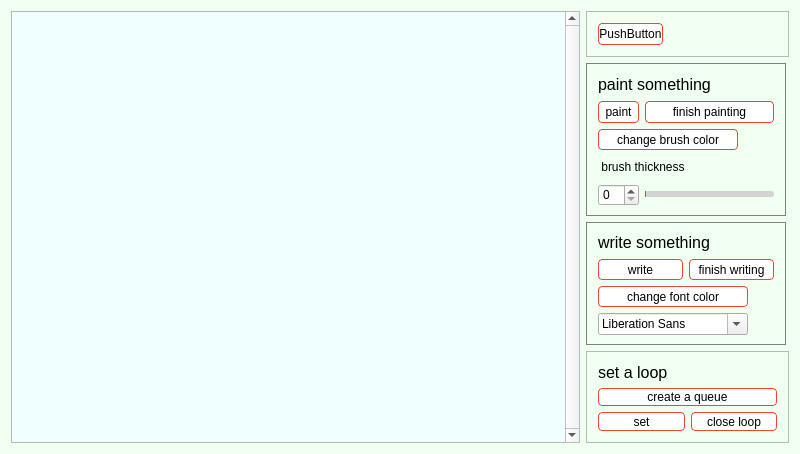
thelittleTom/Desktop-show, file mainwindow.ui: the form before one commit.
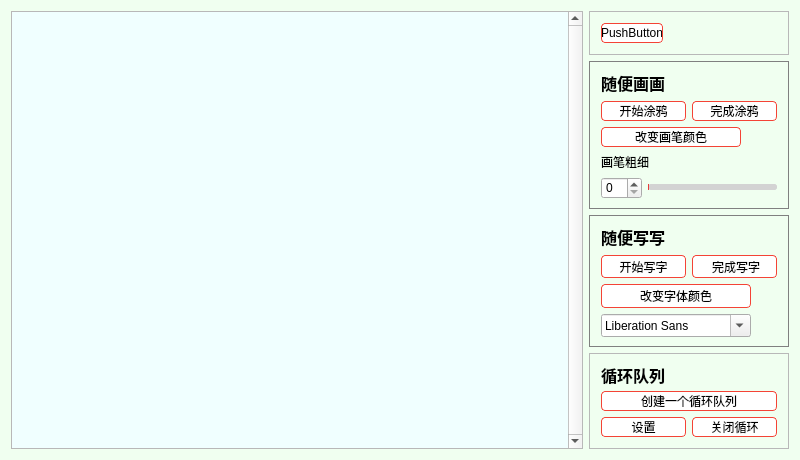
The form after the commit. Icons and pictures are not drawn. Custom widgets are drawn as their Qt base class.

What changed in the file:
```diff
--- a/mainwindow.ui
+++ b/mainwindow.ui
@@ -7,7 +7,7 @@
     <x>0</x>
     <y>0</y>
     <width>800</width>
-    <height>454</height>
+    <height>460</height>
    </rect>
   </property>
   <property name="sizePolicy">
@@ -53,202 +53,21 @@
     border-style:inset;/*改变边框风格*/
 }</string>
    </property>
-   <layout class="QGridLayout" name="gridLayout_3" rowstretch="0,3,10,0,0,0,8,6">
-    <item row="1" column="0" rowspan="7">
-     <widget class="QScrollArea" name="scrollArea">
-      <property name="styleSheet">
-       <string notr="true"/>
-      </property>
-      <property name="frameShape">
-       <enum>QFrame::StyledPanel</enum>
-      </property>
-      <property name="verticalScrollBarPolicy">
-       <enum>Qt::ScrollBarAlwaysOn</enum>
-      </property>
-      <property name="horizontalScrollBarPolicy">
-       <enum>Qt::ScrollBarAlwaysOff</enum>
-      </property>
-      <property name="widgetResizable">
-       <bool>true</bool>
-      </property>
-      <widget class="QWidget" name="scwidget">
-       <property name="geometry">
-        <rect>
-         <x>0</x>
-         <y>0</y>
-         <width>560</width>
-         <height>434</height>
-        </rect>
-       </property>
-       <property name="styleSheet">
-        <string notr="true">#scwidget{
-	background:#f0ffff
-}</string>
-       </property>
-       <layout class="QGridLayout" name="gridLayout_2">
-        <item row="0" column="0">
-         <spacer name="verticalSpacer">
-          <property name="orientation">
-           <enum>Qt::Vertical</enum>
-          </property>
-          <property name="sizeHint" stdset="0">
-           <size>
-            <width>20</width>
-            <height>40</height>
-           </size>
-          </property>
-         </spacer>
-        </item>
-       </layout>
-      </widget>
-     </widget>
-    </item>
-    <item row="7" column="1">
-     <widget class="QFrame" name="frame">
-      <property name="frameShape">
-       <enum>QFrame::StyledPanel</enum>
-      </property>
-      <property name="frameShadow">
-       <enum>QFrame::Raised</enum>
-      </property>
-      <layout class="QGridLayout" name="gridLayout_6">
-       <item row="2" column="0">
-        <widget class="QPushButton" name="create_queue">
-         <property name="sizePolicy">
-          <sizepolicy hsizetype="Preferred" vsizetype="Preferred">
-           <horstretch>0</horstretch>
-           <verstretch>0</verstretch>
-          </sizepolicy>
-         </property>
-         <property name="minimumSize">
-          <size>
-           <width>0</width>
-           <height>0</height>
-          </size>
-         </property>
-         <property name="maximumSize">
-          <size>
-           <width>200</width>
-           <height>16777215</height>
-          </size>
-         </property>
-         <property name="cursor">
-          <cursorShape>PointingHandCursor</cursorShape>
-         </property>
-         <property name="text">
-          <string>create a queue</string>
-         </property>
-        </widget>
-       </item>
-       <item row="3" column="0">
-        <widget class="QWidget" name="widget_4" native="true">
-         <property name="maximumSize">
-          <size>
-           <width>16777215</width>
-           <height>167777</height>
-          </size>
-         </property>
-         <layout class="QVBoxLayout" name="verticalLayout">
-          <property name="leftMargin">
-           <number>0</number>
-          </property>
-          <property name="topMargin">
-           <number>0</number>
-          </property>
-          <property name="rightMargin">
-           <number>0</number>
-          </property>
-          <property name="bottomMargin">
-           <number>0</number>
-          </property>
-          <item>
-           <widget class="QWidget" name="widget_5" native="true">
-            <layout class="QHBoxLayout" name="horizontalLayout">
-             <property name="leftMargin">
-              <number>0</number>
-             </property>
-             <property name="topMargin">
-              <number>0</number>
-             </property>
-             <property name="rightMargin">
-              <number>0</number>
-             </property>
-             <property name="bottomMargin">
-              <number>0</number>
-             </property>
-             <item>
-              <widget class="QPushButton" name="create_queue_set">
-               <property name="sizePolicy">
-                <sizepolicy hsizetype="Preferred" vsizetype="Preferred">
-                 <horstretch>0</horstretch>
-                 <verstretch>0</verstretch>
-                </sizepolicy>
-               </property>
-               <property name="minimumSize">
-                <size>
-                 <width>0</width>
-                 <height>0</height>
-                </size>
-               </property>
-               <property name="maximumSize">
-                <size>
-                 <width>16777</width>
-                 <height>16777215</height>
-                </size>
-               </property>
-               <property name="cursor">
-                <cursorShape>PointingHandCursor</cursorShape>
-               </property>
-               <property name="text">
-                <string>set</string>
-               </property>
-              </widget>
-             </item>
-             <item>
-              <widget class="QPushButton" name="close_loop">
-               <property name="sizePolicy">
-                <sizepolicy hsizetype="Preferred" vsizetype="Preferred">
-                 <horstretch>0</horstretch>
-                 <verstretch>0</verstretch>
-                </sizepolicy>
-               </property>
-               <property name="cursor">
-                <cursorShape>PointingHandCursor</cursorShape>
-               </property>
-               <property name="text">
-                <string>close loop</string>
-               </property>
-              </widget>
-             </item>
-            </layout>
-           </widget>
-          </item>
-         </layout>
-        </widget>
-       </item>
-       <item row="1" column="0">
-        <widget class="QLabel" name="label_4">
-         <property name="maximumSize">
-          <size>
-           <width>16777215</width>
-           <height>20</height>
-          </size>
-         </property>
-         <property name="font">
-          <font>
-           <pointsize>12</pointsize>
-          </font>
-         </property>
-         <property name="text">
-          <string>set a loop</string>
-         </property>
-        </widget>
-       </item>
-      </layout>
-     </widget>
-    </item>
-    <item row="1" column="1">
+   <layout class="QGridLayout" name="gridLayout_3" rowstretch="1,3,3,2">
+    <item row="0" column="1">
      <widget class="QFrame" name="frame_2">
+      <property name="sizePolicy">
+       <sizepolicy hsizetype="MinimumExpanding" vsizetype="MinimumExpanding">
+        <horstretch>0</horstretch>
+        <verstretch>0</verstretch>
+       </sizepolicy>
+      </property>
+      <property name="maximumSize">
+       <size>
+        <width>200</width>
+        <height>167777</height>
+       </size>
+      </property>
       <property name="frameShape">
        <enum>QFrame::StyledPanel</enum>
       </property>
@@ -267,7 +86,7 @@
          <property name="maximumSize">
           <size>
            <width>100</width>
-           <height>16777215</height>
+           <height>100</height>
           </size>
          </property>
          <property name="text">
@@ -374,112 +193,7 @@
       </layout>
      </widget>
     </item>
-    <item row="6" column="1">
-     <widget class="QFrame" name="frame">
-      <property name="maximumSize">
-       <size>
-        <width>200</width>
-        <height>1677777</height>
-       </size>
-      </property>
-      <property name="styleSheet">
-       <string notr="true">.QFrame{
-	border:1px solid grey
-}</string>
-      </property>
-      <layout class="QGridLayout" name="gridLayout">
-       <property name="topMargin">
-        <number>9</number>
-       </property>
-       <property name="bottomMargin">
-        <number>9</number>
-       </property>
-       <item row="1" column="0">
-        <widget class="QPushButton" name="write_button">
-         <property name="sizePolicy">
-          <sizepolicy hsizetype="Preferred" vsizetype="Preferred">
-           <horstretch>0</horstretch>
-           <verstretch>0</verstretch>
-          </sizepolicy>
-         </property>
-         <property name="cursor">
-          <cursorShape>PointingHandCursor</cursorShape>
-         </property>
-         <property name="text">
-          <string>write</string>
-         </property>
-        </widget>
-       </item>
-       <item row="3" column="0" colspan="2">
-        <widget class="QPushButton" name="change_color">
-         <property name="sizePolicy">
-          <sizepolicy hsizetype="Preferred" vsizetype="Preferred">
-           <horstretch>0</horstretch>
-           <verstretch>0</verstretch>
-          </sizepolicy>
-         </property>
-         <property name="maximumSize">
-          <size>
-           <width>150</width>
-           <height>16777215</height>
-          </size>
-         </property>
-         <property name="cursor">
-          <cursorShape>PointingHandCursor</cursorShape>
-         </property>
-         <property name="text">
-          <string>change font color</string>
-         </property>
-        </widget>
-       </item>
-       <item row="0" column="0" colspan="2">
-        <widget class="QLabel" name="label">
-         <property name="font">
-          <font>
-           <pointsize>12</pointsize>
-          </font>
-         </property>
-         <property name="text">
-          <string>write something</string>
-         </property>
-        </widget>
-       </item>
-       <item row="4" column="0" colspan="2">
-        <widget class="QFontComboBox" name="fontComboBox">
-         <property name="sizePolicy">
-          <sizepolicy hsizetype="Preferred" vsizetype="Preferred">
-           <horstretch>0</horstretch>
-           <verstretch>0</verstretch>
-          </sizepolicy>
-         </property>
-         <property name="maximumSize">
-          <size>
-           <width>150</width>
-           <height>16777215</height>
-          </size>
-         </property>
-        </widget>
-       </item>
-       <item row="1" column="1">
-        <widget class="QPushButton" name="finish_button">
-         <property name="sizePolicy">
-          <sizepolicy hsizetype="Preferred" vsizetype="Preferred">
-           <horstretch>0</horstretch>
-           <verstretch>0</verstretch>
-          </sizepolicy>
-         </property>
-         <property name="cursor">
-          <cursorShape>PointingHandCursor</cursorShape>
-         </property>
-         <property name="text">
-          <string>finish writing</string>
-         </property>
-        </widget>
-       </item>
-      </layout>
-     </widget>
-    </item>
-    <item row="2" column="1" rowspan="4">
+    <item row="1" column="1">
      <widget class="QFrame" name="frame_2">
       <property name="maximumSize">
        <size>
@@ -564,7 +278,7 @@
           </font>
          </property>
          <property name="text">
-          <string> brush thickness</string>
+          <string>画笔粗细</string>
          </property>
         </widget>
        </item>
@@ -601,7 +315,7 @@
              <cursorShape>PointingHandCursor</cursorShape>
             </property>
             <property name="text">
-             <string>change brush color</string>
+             <string>改变画笔颜色</string>
             </property>
            </widget>
           </item>
@@ -646,58 +360,379 @@
          </layout>
         </widget>
        </item>
+       <item row="1" column="0" colspan="2">
+        <widget class="QWidget" name="widget_2" native="true">
+         <property name="minimumSize">
+          <size>
+           <width>0</width>
+           <height>0</height>
+          </size>
+         </property>
+         <layout class="QHBoxLayout" name="horizontalLayout_4">
+          <property name="leftMargin">
+           <number>0</number>
+          </property>
+          <property name="topMargin">
+           <number>0</number>
+          </property>
+          <property name="rightMargin">
+           <number>0</number>
+          </property>
+          <property name="bottomMargin">
+           <number>0</number>
+          </property>
+          <item>
+           <widget class="QPushButton" name="paint_button">
+            <property name="sizePolicy">
+             <sizepolicy hsizetype="Preferred" vsizetype="Preferred">
+              <horstretch>0</horstretch>
+              <verstretch>0</verstretch>
+             </sizepolicy>
+            </property>
+            <property name="minimumSize">
+             <size>
+              <width>0</width>
+              <height>0</height>
+             </size>
+            </property>
+            <property name="cursor">
+             <cursorShape>PointingHandCursor</cursorShape>
+            </property>
+            <property name="text">
+             <string>开始涂鸦</string>
+            </property>
+           </widget>
+          </item>
+          <item>
+           <widget class="QPushButton" name="paintfinish">
+            <property name="sizePolicy">
+             <sizepolicy hsizetype="Preferred" vsizetype="Preferred">
+              <horstretch>0</horstretch>
+              <verstretch>0</verstretch>
+             </sizepolicy>
+            </property>
+            <property name="cursor">
+             <cursorShape>PointingHandCursor</cursorShape>
+            </property>
+            <property name="text">
+             <string>完成涂鸦</string>
+            </property>
+           </widget>
+          </item>
+         </layout>
+        </widget>
+       </item>
        <item row="0" column="0" colspan="2">
         <widget class="QLabel" name="label_2">
          <property name="font">
           <font>
            <pointsize>12</pointsize>
-           <weight>50</weight>
-           <bold>false</bold>
+           <weight>75</weight>
+           <bold>true</bold>
           </font>
          </property>
          <property name="styleSheet">
           <string notr="true"/>
          </property>
          <property name="text">
-          <string>paint something</string>
+          <string>随便画画</string>
          </property>
         </widget>
        </item>
+      </layout>
+     </widget>
+    </item>
+    <item row="2" column="1">
+     <widget class="QFrame" name="frame">
+      <property name="maximumSize">
+       <size>
+        <width>200</width>
+        <height>1677777</height>
+       </size>
+      </property>
+      <property name="styleSheet">
+       <string notr="true">.QFrame{
+	border:1px solid grey
+}</string>
+      </property>
+      <layout class="QGridLayout" name="gridLayout">
+       <property name="topMargin">
+        <number>9</number>
+       </property>
+       <property name="bottomMargin">
+        <number>9</number>
+       </property>
+       <item row="1" column="1">
+        <widget class="QPushButton" name="finish_button">
+         <property name="sizePolicy">
+          <sizepolicy hsizetype="Preferred" vsizetype="Preferred">
+           <horstretch>0</horstretch>
+           <verstretch>0</verstretch>
+          </sizepolicy>
+         </property>
+         <property name="cursor">
+          <cursorShape>PointingHandCursor</cursorShape>
+         </property>
+         <property name="text">
+          <string> 完成写字</string>
+         </property>
+        </widget>
+       </item>
+       <item row="3" column="0" colspan="2">
+        <widget class="QPushButton" name="change_color">
+         <property name="sizePolicy">
+          <sizepolicy hsizetype="Preferred" vsizetype="Preferred">
+           <horstretch>0</horstretch>
+           <verstretch>0</verstretch>
+          </sizepolicy>
+         </property>
+         <property name="maximumSize">
+          <size>
+           <width>150</width>
+           <height>16777215</height>
+          </size>
+         </property>
+         <property name="cursor">
+          <cursorShape>PointingHandCursor</cursorShape>
+         </property>
+         <property name="text">
+          <string>改变字体颜色</string>
+         </property>
+        </widget>
+       </item>
+       <item row="1" column="0">
+        <widget class="QPushButton" name="write_button">
+         <property name="sizePolicy">
+          <sizepolicy hsizetype="Preferred" vsizetype="Preferred">
+           <horstretch>0</horstretch>
+           <verstretch>0</verstretch>
+          </sizepolicy>
+         </property>
+         <property name="cursor">
+          <cursorShape>PointingHandCursor</cursorShape>
+         </property>
+         <property name="text">
+          <string>开始写字</string>
+         </property>
+        </widget>
+       </item>
+       <item row="4" column="0" colspan="2">
+        <widget class="QFontComboBox" name="fontComboBox">
+         <property name="sizePolicy">
+          <sizepolicy hsizetype="Preferred" vsizetype="Preferred">
+           <horstretch>0</horstretch>
+           <verstretch>0</verstretch>
+          </sizepolicy>
+         </property>
+         <property name="maximumSize">
+          <size>
+           <width>150</width>
+           <height>16777215</height>
+          </size>
+         </property>
+        </widget>
+       </item>
+       <item row="0" column="0" colspan="2">
+        <widget class="QLabel" name="label">
+         <property name="font">
+          <font>
+           <pointsize>12</pointsize>
+           <weight>75</weight>
+           <italic>false</italic>
+           <bold>true</bold>
+          </font>
+         </property>
+         <property name="text">
+          <string>随便写写</string>
+         </property>
+        </widget>
+       </item>
+      </layout>
+     </widget>
+    </item>
+    <item row="3" column="1">
+     <widget class="QFrame" name="frame">
+      <property name="sizePolicy">
+       <sizepolicy hsizetype="Preferred" vsizetype="Preferred">
+        <horstretch>0</horstretch>
+        <verstretch>0</verstretch>
+       </sizepolicy>
+      </property>
+      <property name="maximumSize">
+       <size>
+        <width>200</width>
+        <height>16777215</height>
+       </size>
+      </property>
+      <property name="frameShape">
+       <enum>QFrame::StyledPanel</enum>
+      </property>
+      <property name="frameShadow">
+       <enum>QFrame::Raised</enum>
+      </property>
+      <layout class="QGridLayout" name="gridLayout_6">
        <item row="2" column="0">
-        <widget class="QPushButton" name="paint_button">
+        <widget class="QPushButton" name="create_queue">
          <property name="sizePolicy">
           <sizepolicy hsizetype="Preferred" vsizetype="Preferred">
            <horstretch>0</horstretch>
            <verstretch>0</verstretch>
           </sizepolicy>
          </property>
+         <property name="minimumSize">
+          <size>
+           <width>0</width>
+           <height>0</height>
+          </size>
+         </property>
+         <property name="maximumSize">
+          <size>
+           <width>200</width>
+           <height>16777215</height>
+          </size>
+         </property>
          <property name="cursor">
           <cursorShape>PointingHandCursor</cursorShape>
          </property>
          <property name="text">
-          <string>paint</string>
+          <string>创建一个循环队列</string>
          </property>
         </widget>
        </item>
-       <item row="2" column="1">
-        <widget class="QPushButton" name="paintfinish">
-         <property name="sizePolicy">
-          <sizepolicy hsizetype="Preferred" vsizetype="Preferred">
-           <horstretch>0</horstretch>
-           <verstretch>0</verstretch>
-          </sizepolicy>
+       <item row="3" column="0">
+        <widget class="QWidget" name="widget_5" native="true">
+         <layout class="QHBoxLayout" name="horizontalLayout">
+          <property name="leftMargin">
+           <number>0</number>
+          </property>
+          <property name="topMargin">
+           <number>0</number>
+          </property>
+          <property name="rightMargin">
+           <number>0</number>
+          </property>
+          <property name="bottomMargin">
+           <number>0</number>
+          </property>
+          <item>
+           <widget class="QPushButton" name="create_queue_set">
+            <property name="sizePolicy">
+             <sizepolicy hsizetype="Preferred" vsizetype="Preferred">
+              <horstretch>0</horstretch>
+              <verstretch>0</verstretch>
+             </sizepolicy>
+            </property>
+            <property name="minimumSize">
+             <size>
+              <width>0</width>
+              <height>0</height>
+             </size>
+            </property>
+            <property name="maximumSize">
+             <size>
+              <width>16777</width>
+              <height>16777215</height>
+             </size>
+            </property>
+            <property name="cursor">
+             <cursorShape>PointingHandCursor</cursorShape>
+            </property>
+            <property name="text">
+             <string>设置</string>
+            </property>
+           </widget>
+          </item>
+          <item>
+           <widget class="QPushButton" name="close_loop">
+            <property name="sizePolicy">
+             <sizepolicy hsizetype="Preferred" vsizetype="Preferred">
+              <horstretch>0</horstretch>
+              <verstretch>0</verstretch>
+             </sizepolicy>
+            </property>
+            <property name="cursor">
+             <cursorShape>PointingHandCursor</cursorShape>
+            </property>
+            <property name="text">
+             <string>关闭循环</string>
+            </property>
+           </widget>
+          </item>
+         </layout>
+        </widget>
+       </item>
+       <item row="1" column="0">
+        <widget class="QLabel" name="label_4">
+         <property name="maximumSize">
+          <size>
+           <width>16777215</width>
+           <height>20</height>
+          </size>
          </property>
-         <property name="cursor">
-          <cursorShape>PointingHandCursor</cursorShape>
+         <property name="font">
+          <font>
+           <pointsize>12</pointsize>
+           <weight>75</weight>
+           <bold>true</bold>
+          </font>
          </property>
          <property name="text">
-          <string>finish painting</string>
+          <string>循环队列</string>
          </property>
         </widget>
        </item>
       </layout>
      </widget>
     </item>
+    <item row="0" column="0" rowspan="4">
+     <widget class="QScrollArea" name="scrollArea">
+      <property name="styleSheet">
+       <string notr="true"/>
+      </property>
+      <property name="frameShape">
+       <enum>QFrame::StyledPanel</enum>
+      </property>
+      <property name="verticalScrollBarPolicy">
+       <enum>Qt::ScrollBarAlwaysOn</enum>
+      </property>
+      <property name="horizontalScrollBarPolicy">
+       <enum>Qt::ScrollBarAlwaysOff</enum>
+      </property>
+      <property name="widgetResizable">
+       <bool>true</bool>
+      </property>
+      <widget class="QWidget" name="scwidget">
+       <property name="geometry">
+        <rect>
+         <x>0</x>
+         <y>0</y>
+         <width>560</width>
+         <height>440</height>
+        </rect>
+       </property>
+       <property name="styleSheet">
+        <string notr="true">#scwidget{
+	background:#f0ffff
+}</string>
+       </property>
+       <layout class="QGridLayout" name="gridLayout_2">
+        <item row="0" column="0">
+         <spacer name="verticalSpacer">
+          <property name="orientation">
+           <enum>Qt::Vertical</enum>
+          </property>
+          <property name="sizeHint" stdset="0">
+           <size>
+            <width>20</width>
+            <height>40</height>
+           </size>
+          </property>
+         </spacer>
+        </item>
+       </layout>
+      </widget>
+     </widget>
+    </item>
    </layout>
   </widget>
  </widget>
```
